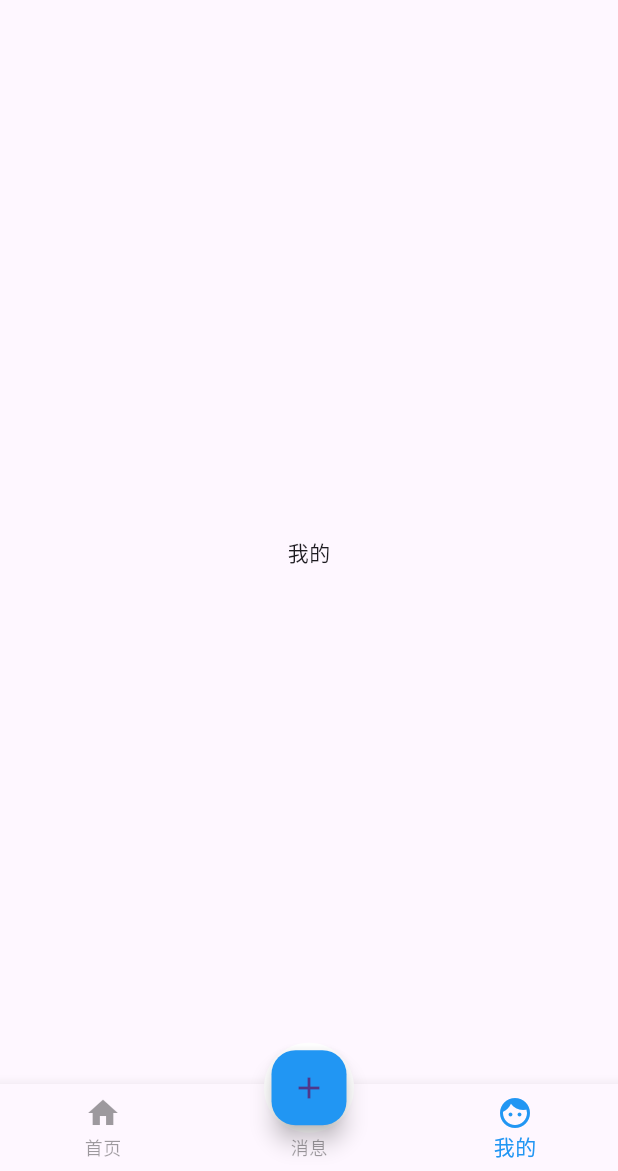
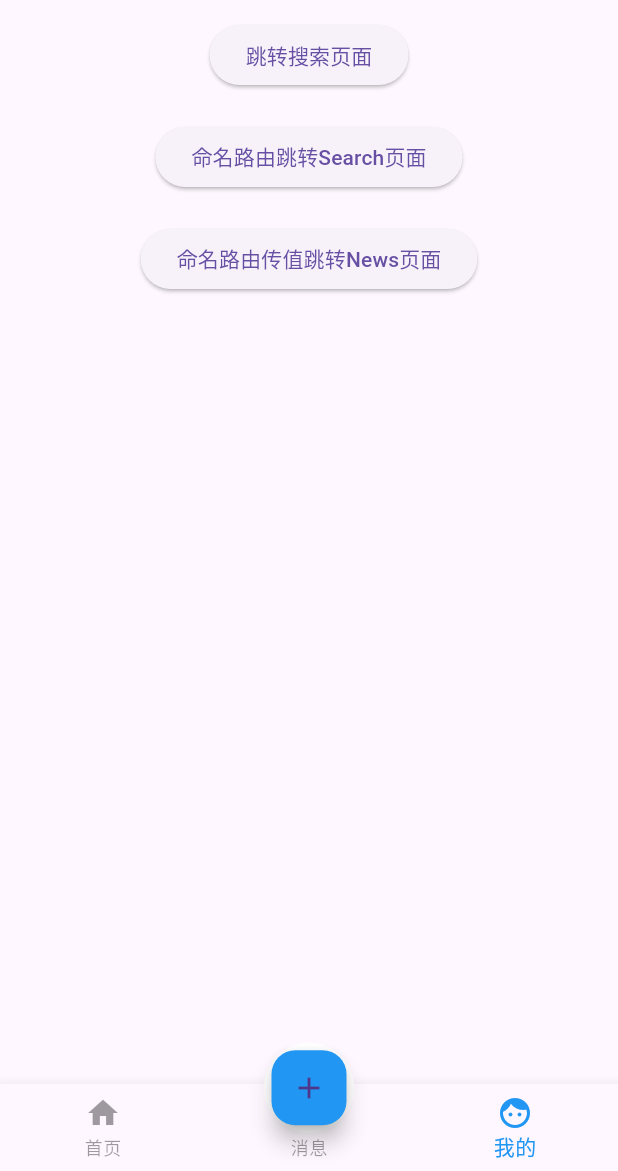
Before and after one commit to huangpu0/Flutter, a Flutter app: the screen it shows after launch, item 3 of the bottom bar chosen, on a phone screen of 412 x 824 dp, the part 65-1236 px from its top. Run offline on Flutter 3.47's test engine with Material 3 defaults, Android fonts, the phone set to English and light mode, and no system bars.

Commit message:
14_Navigator路由跳转相关

```diff
--- a/lib/12_BottonTabBars/12_me.dart
+++ b/lib/12_BottonTabBars/12_me.dart
@@ -1,4 +1,5 @@
 import 'package:flutter/material.dart';
+import 'package:flutter01/14_Navigator/14_Search.dart';
 
 class MyMe12 extends StatefulWidget {
   const MyMe12({super.key});
@@ -10,8 +11,44 @@ class MyMe12 extends StatefulWidget {
 class _MyMe12State extends State<MyMe12> {
   @override
   Widget build(BuildContext context) {
-    return const Center(
-      child: Text('我的'),
+    return Center(
+      child: Column(
+        children: [
+          /// 1、基本路由跳转
+          ElevatedButton(
+              onPressed: () {
+                Navigator.of(context).push(
+                  MaterialPageRoute(builder: (BuildContext context) {
+                    return const SearchPage0(title: '搜索页面');
+                  }),
+                );
+              },
+              child: const Text('跳转搜索页面')),
+          const SizedBox(
+            height: 20,
+          ),
+
+          /// 2、命名路由跳转
+          ElevatedButton(
+              onPressed: () {
+                Navigator.pushNamed(context, "/search");
+              },
+              child: const Text('命名路由跳转Search页面')),
+          const SizedBox(
+            height: 20,
+          ),
+
+          /// 3、命名路由跳转传值
+          ElevatedButton(
+              onPressed: () {
+                Navigator.pushNamed(context, "/news", arguments: {
+                  "title": "我是命名路由传值",
+                  "aid": 20,
+                });
+              },
+              child: const Text('命名路由传值跳转News页面')),
+        ],
+      ),
     );
   }
 }
--- /dev/null
+++ b/lib/14_Navigator.dart
@@ -0,0 +1,25 @@
+import 'package:flutter/material.dart';
+import './14_Route/Routers.dart';
+
+class MyNavigator0 extends StatelessWidget {
+  const MyNavigator0({super.key});
+
+  @override
+  Widget build(BuildContext context) {
+    return MaterialApp(
+      theme: ThemeData(
+        primarySwatch: Colors.blue,
+      ),
+      initialRoute: "/",
+      // 命名路由
+      // routes: {
+      //   "/": (context) => const MyScaffold0(),
+      //   "/news": (context) => NewsPage0(
+      //         arguments: routes,
+      //       ),
+      //   "/search": (context) => const SearchPage0(title: "SearchPage"),
+      // },
+      onGenerateRoute: onGenerateRoute,
+    );
+  }
+}
--- /dev/null
+++ b/lib/14_Route/Routers.dart
@@ -0,0 +1,39 @@
+import 'package:flutter/material.dart';
+import 'package:flutter01/12_Scaffold.dart';
+
+//// 统一管理页面跳转 Router
+import 'package:flutter01/14_Navigator/14_News.dart';
+import 'package:flutter01/14_Navigator/14_Search.dart';
+
+/// 1、配置路由
+final Map routes = {
+  "/": (context) => const MyScaffold0(),
+  "/news": (context, {arguments}) => NewsPage0(arguments: arguments),
+  "/search": (context) => const SearchPage0(title: "SearchPage"),
+};
+
+/// 2、配置onGenerateRoute 固定写法
+var onGenerateRoute = (RouteSettings settings) {
+  // ignore: avoid_print
+  print('settings == $settings');
+  // ignore: avoid_print
+  print('settings.name == ${settings.name}');
+  // ignore: avoid_print
+  print('settings.arguments == ${settings.arguments}');
+
+  final String? name = settings.name;
+  final Function? pageContentBuilder = routes[name];
+  if (pageContentBuilder != null) {
+    if (settings.arguments != null) {
+      final Route route = MaterialPageRoute(
+          builder: (context) =>
+              pageContentBuilder(context, arguments: settings.arguments));
+      return route;
+    } else {
+      final Route route =
+          MaterialPageRoute(builder: (context) => pageContentBuilder(context));
+      return route;
+    }
+  }
+  return null;
+};
```
Also changed, not shown: lib/12_BottonTabBars/12_home.dart (+9 -0 lines), lib/14_Navigator/14_News.dart (added, +25 -0 lines), lib/14_Navigator/14_Search.dart (added, +34 -0 lines), lib/main.dart (+19 -15 lines), 3 other files.
